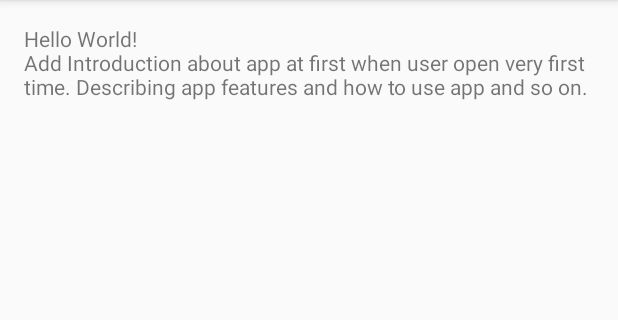
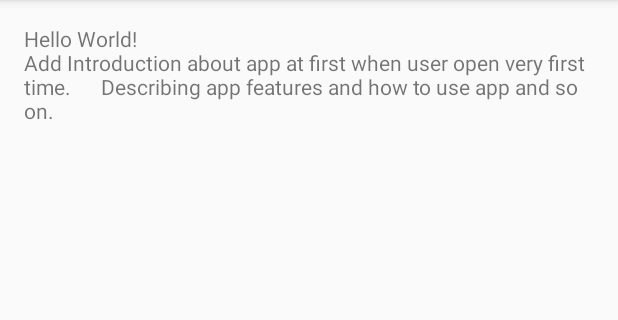
Before and after one commit to ngesa254/IntroSlider, an Android app: the screen it shows after launch (MainActivity), on a phone screen of 412 x 824 dp, the part 84-404 px from its top. Run offline under Robolectric (Android 15) with nearby library versions, the phone set to English and light mode, and no system bars; libraries missing offline, so code that uses them is left out: com.github.paolorotolo.appintro.

Commit message:
upload app images

```diff
--- a/app/src/main/res/layout/activity_main.xml
+++ b/app/src/main/res/layout/activity_main.xml
@@ -9,9 +9,15 @@ android:paddingRight="@dimen/activity_horizontal_margin"
 android:paddingTop="@dimen/activity_vertical_margin"
 tools:context="io.droidmarvin.introslider.MainActivity">
 
-<TextView
-    android:layout_width="wrap_content"
-    android:layout_height="wrap_content"
-    android:text="Hello World!\nAdd Introduction about app at first when user open very first time. Describing app features and how to use app and so on." />
+    <LinearLayout
+        android:layout_width="match_parent"
+        android:layout_height="wrap_content">
+        <TextView
+            android:layout_width="wrap_content"
+            android:layout_height="wrap_content"
+            android:text="Hello World!\nAdd Introduction about app at first when user open very first time.
+     Describing app features and how to use app and so on." />
+    </LinearLayout>
+
 
 </RelativeLayout>
--- a/app/src/main/res/layout/app_intro3.xml
+++ b/app/src/main/res/layout/app_intro3.xml
@@ -6,7 +6,7 @@
     android:layout_weight="10"
     android:background="#b704c4"
     android:orientation="vertical">
-
+    <!--android:background="#b704c4"-->
     <TextView
         android:layout_width="wrap_content"
         android:layout_height="0dp"
@@ -34,7 +34,7 @@
             android:paddingLeft="16dp"
             android:tint="#c1e6f5"
             android:paddingRight="16dp"
-            android:src="@drawable/intro3" />
+            android:src="@drawable/intro3i" />
     </LinearLayout>
 
     <TextView
```
Also changed, not shown: app/src/main/res/drawable/intro3.png, app/src/main/res/drawable/intro3i.png (added), 4 other files.
